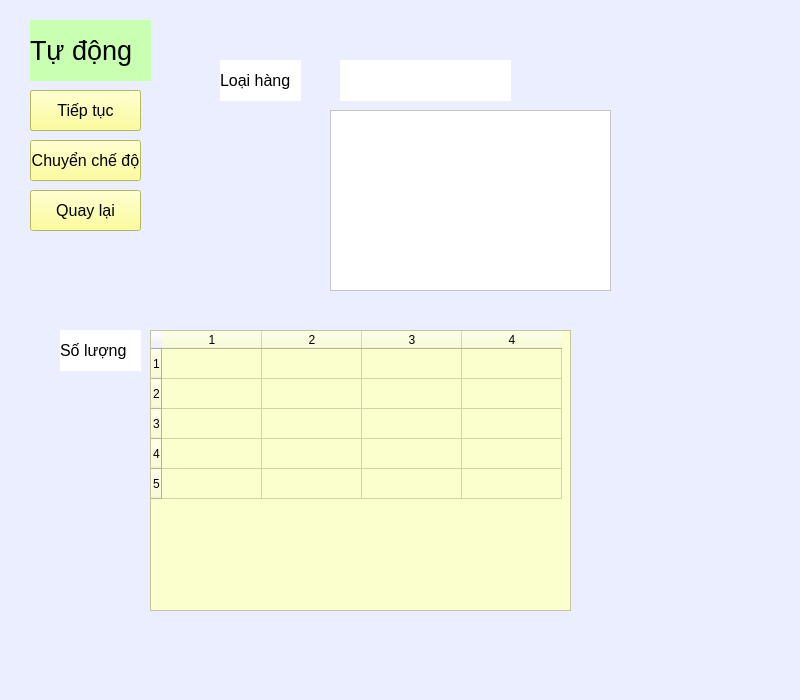
First picture: the form in autowork.ui, repository nguyenhoangnb/app_do_an_1, before the edit.
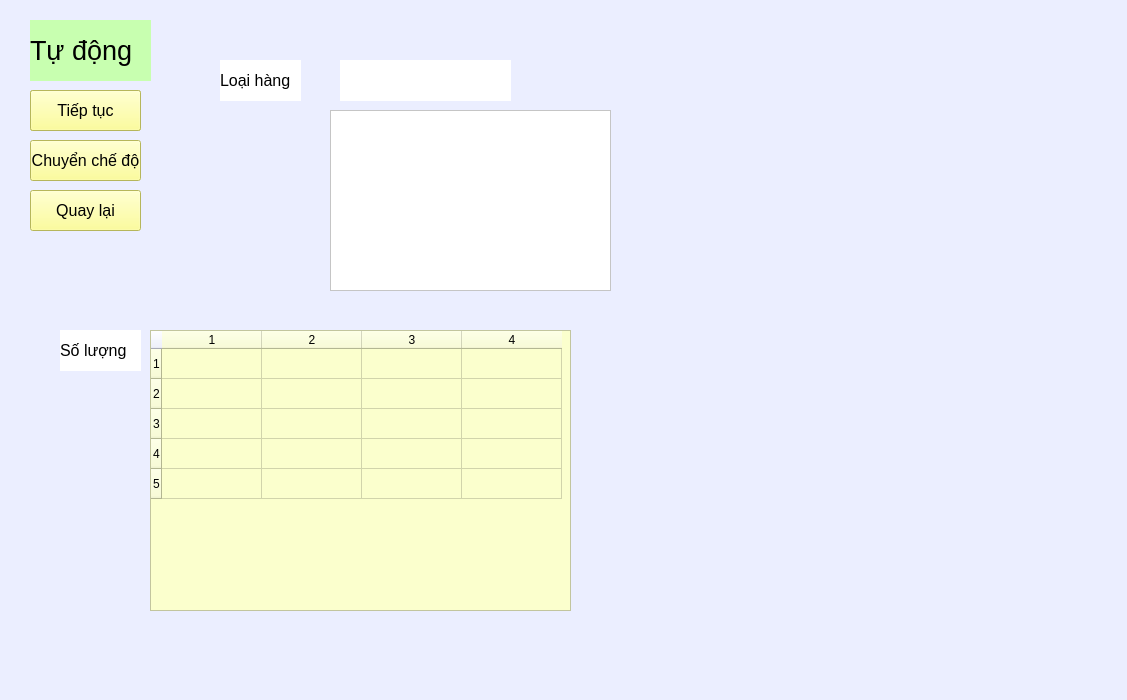
Second picture: the form after the edit.

Commit message: design-again

Patch:
```diff
--- a/autowork.ui
+++ b/autowork.ui
@@ -6,7 +6,7 @@
    <rect>
     <x>0</x>
     <y>0</y>
-    <width>800</width>
+    <width>1127</width>
     <height>700</height>
    </rect>
   </property>
```
The commit also changes 1 other file.
